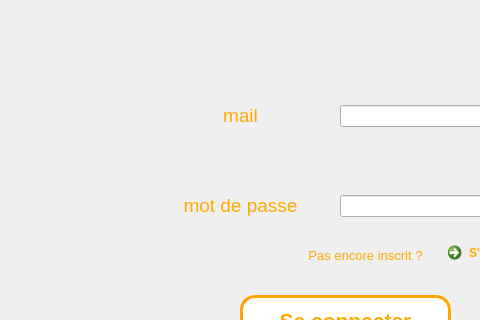
Old version of the form FabLabEmprunt/espace_connection.ui in the repository Fablab-app-emprunt/App; both pictures show x 110 to 590 and y 115 to 435 of the 1000 by 702 pixel window.
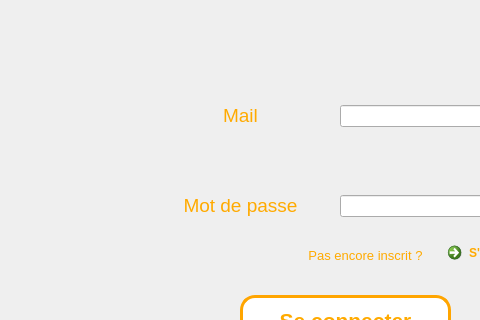
New version of the form.

Patch:
```diff
--- a/FabLabEmprunt/espace_connection.ui
+++ b/FabLabEmprunt/espace_connection.ui
@@ -38,7 +38,7 @@
 </string>
    </property>
    <property name="text">
-    <string>mail</string>
+    <string>Mail</string>
    </property>
    <property name="alignment">
     <set>Qt::AlignCenter</set>
@@ -266,7 +266,7 @@
     <string notr="true">color: rgb(255, 170, 0);</string>
    </property>
    <property name="text">
-    <string>mot de passe</string>
+    <string>Mot de passe</string>
    </property>
    <property name="alignment">
     <set>Qt::AlignCenter</set>
```
Left out of the diff: 27 changed lines with no effect on the pictures.
